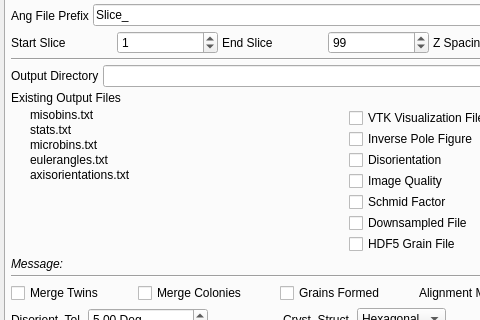
Old version of the form Source/AIM/GUI/UI_Files/RepresentationUI.ui in the repository BlueQuartzSoftware/DREAM3D; both pictures show x 0 to 480 and y 84 to 404 of the 658 by 626 pixel window.
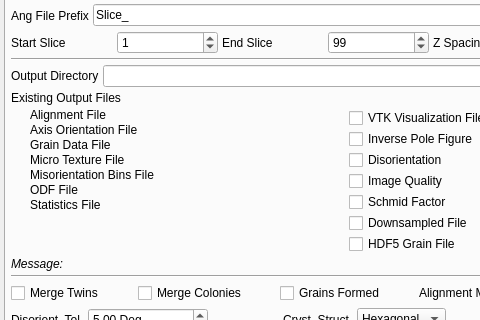
New version of the form. Icons and pictures are not drawn.

Commit message: Changing Icon file. Updating UI with some more tweaks. Fixing compile errors from namespace changes.

```diff
--- a/Source/AIM/GUI/UI_Files/RepresentationUI.ui
+++ b/Source/AIM/GUI/UI_Files/RepresentationUI.ui
@@ -229,7 +229,7 @@
             <property name="verticalSpacing">
              <number>1</number>
             </property>
-            <item row="1" column="0">
+            <item row="5" column="0">
              <widget class="QLabel" name="rec_MisorientationBinsFileIcon">
               <property name="text">
                <string/>
@@ -239,14 +239,14 @@
               </property>
              </widget>
             </item>
-            <item row="1" column="1">
+            <item row="5" column="1">
              <widget class="QLabel" name="rec_MisorientationBinsFile">
               <property name="text">
-               <string>misobins.txt</string>
+               <string>Misorientation Bins File</string>
               </property>
              </widget>
             </item>
-            <item row="2" column="0">
+            <item row="7" column="0">
              <widget class="QLabel" name="rec_StatsFileIcon">
               <property name="text">
                <string/>
@@ -256,15 +256,39 @@
               </property>
              </widget>
             </item>
-            <item row="2" column="1">
+            <item row="7" column="1">
              <widget class="QLabel" name="rec_StatsFile">
               <property name="text">
-               <string>stats.txt</string>
+               <string>Statistics File</string>
               </property>
              </widget>
             </item>
-            <item row="3" column="0">
-             <widget class="QLabel" name="rec_MicroBinsFileIcon">
+            <item row="1" column="1">
+             <widget class="QLabel" name="rec_AlignmentFile">
+              <property name="text">
+               <string>Alignment File</string>
+              </property>
+             </widget>
+            </item>
+            <item row="1" column="0">
+             <widget class="QLabel" name="rec_AlignmentFileIcon">
+              <property name="text">
+               <string/>
+              </property>
+              <property name="pixmap">
+               <pixmap resource="../../../../Resources/icons/images/Icons.qrc">:/Delete-16x16.png</pixmap>
+              </property>
+             </widget>
+            </item>
+            <item row="2" column="1">
+             <widget class="QLabel" name="rec_AxisOrientationsFile">
+              <property name="text">
+               <string>Axis Orientation File</string>
+              </property>
+             </widget>
+            </item>
+            <item row="2" column="0">
+             <widget class="QLabel" name="rec_AxisOrientationsFileIcon">
               <property name="text">
                <string/>
               </property>
@@ -274,14 +298,31 @@
              </widget>
             </item>
             <item row="3" column="1">
+             <widget class="QLabel" name="rec_GrainDataFile">
+              <property name="text">
+               <string>Grain Data File</string>
+              </property>
+             </widget>
+            </item>
+            <item row="3" column="0">
+             <widget class="QLabel" name="rec_GrainDataFileIcon">
+              <property name="text">
+               <string/>
+              </property>
+              <property name="pixmap">
+               <pixmap resource="../../../../Resources/icons/images/Icons.qrc">:/Delete-16x16.png</pixmap>
+              </property>
+             </widget>
+            </item>
+            <item row="4" column="1">
              <widget class="QLabel" name="rec_MicroBinsFile">
               <property name="text">
-               <string>microbins.txt</string>
+               <string>Micro Texture File</string>
               </property>
              </widget>
             </item>
-            <item row="5" column="0">
-             <widget class="QLabel" name="rec_EulerAnglesFileIcon">
+            <item row="4" column="0">
+             <widget class="QLabel" name="rec_MicroBinsFileIcon">
               <property name="text">
                <string/>
               </property>
@@ -290,22 +331,15 @@
               </property>
              </widget>
             </item>
-            <item row="5" column="1">
-             <widget class="QLabel" name="rec_EulerAnglesFile">
-              <property name="text">
-               <string>eulerangles.txt</string>
-              </property>
-             </widget>
-            </item>
             <item row="6" column="1">
-             <widget class="QLabel" name="rec_AxisOrientationsFile">
+             <widget class="QLabel" name="rec_EulerAnglesFile">
               <property name="text">
-               <string>axisorientations.txt</string>
+               <string>ODF File</string>
               </property>
              </widget>
             </item>
             <item row="6" column="0">
-             <widget class="QLabel" name="rec_AxisOrientationsFileIcon">
+             <widget class="QLabel" name="rec_EulerAnglesFileIcon">
               <property name="text">
                <string/>
               </property>
```
The commit also changes 9 other files.
